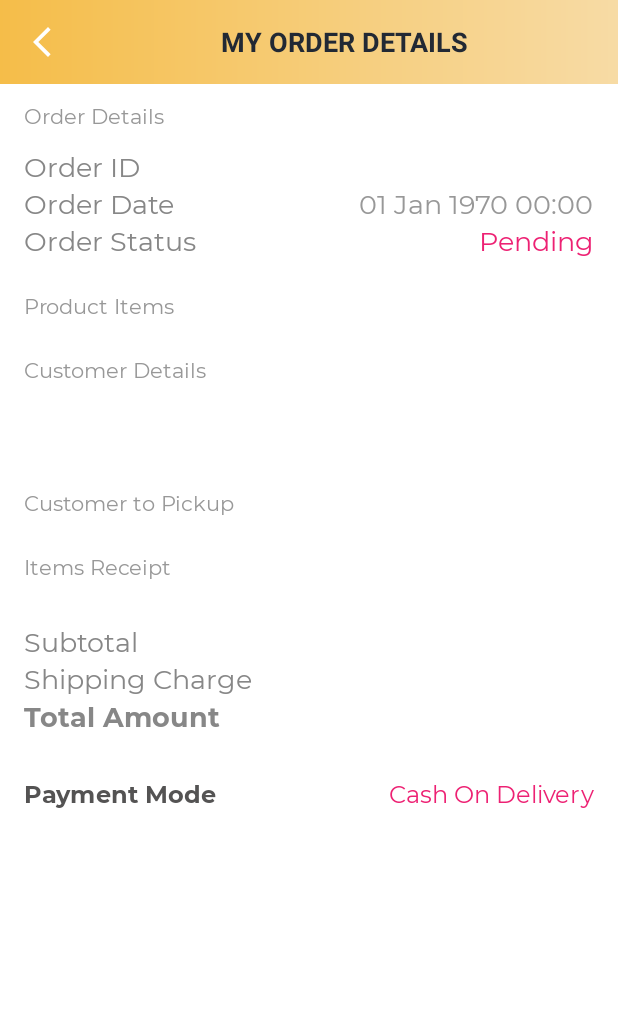
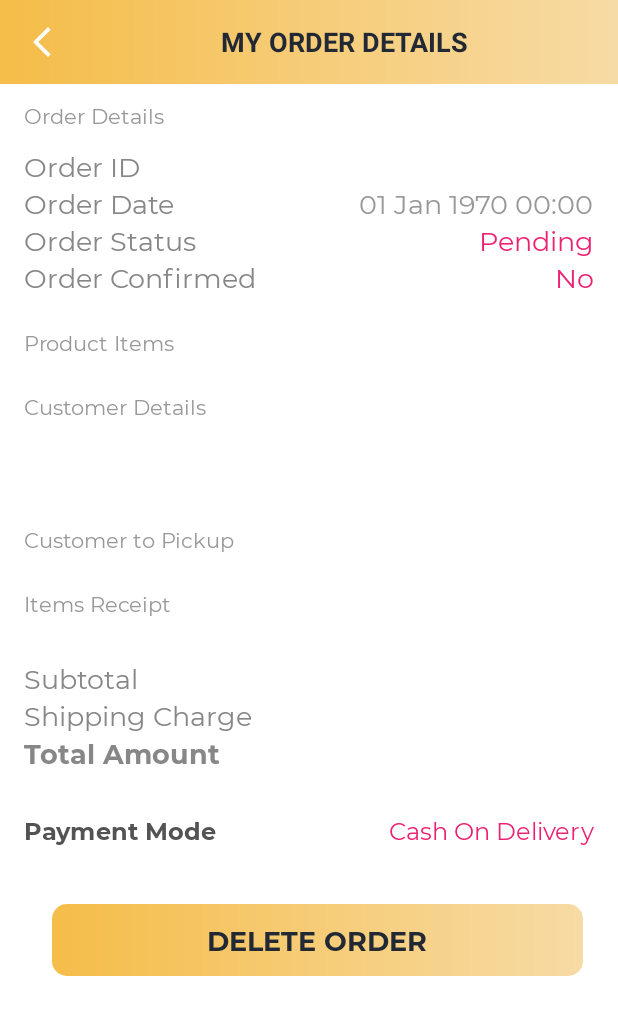
Before and after one commit to makaota/Mamma_Ms_Kitchen_Manager, an Android app: the MyOrderDetailsActivity screen opened directly, with no data from a screen before it, on a phone screen of 412 x 824 dp. Shown: the top 1015 px of the screen. Run offline under Robolectric (Android 15) with nearby library versions, the phone set to English and light mode, and no system bars; our stand-ins replace Firebase (no records; nobody signed in at launch, a user with empty details on screens opened directly); libraries missing offline, so code that uses them is left out: com.shashank.sony; 1 statement that could not run was skipped.

Commit message:
Order Details Modified

```diff
--- a/app/src/main/java/com/makaota/mammamskitchenmanager/models/Order.kt
+++ b/app/src/main/java/com/makaota/mammamskitchenmanager/models/Order.kt
@@ -15,6 +15,8 @@ data class Order(
     val items: ArrayList<CartItem> = ArrayList(),
     val address: Address = Address(),
     val title: String = "",
+    val user_manager_id: String = "",
+    val order_confirmation: String = "",
     val orderStatus: String = "",
     val orderNumber: String = "",
     val userName: String = "",
--- a/app/src/main/java/com/makaota/mammamskitchenmanager/ui/fragments/ManageOrdersFragment.kt
+++ b/app/src/main/java/com/makaota/mammamskitchenmanager/ui/fragments/ManageOrdersFragment.kt
@@ -8,9 +8,6 @@ import android.view.MenuInflater
 import android.view.MenuItem
 import android.view.View
 import android.view.ViewGroup
-import android.widget.TextView
-import androidx.fragment.app.Fragment
-import androidx.lifecycle.ViewModelProvider
 import androidx.recyclerview.widget.LinearLayoutManager
 import androidx.swiperefreshlayout.widget.SwipeRefreshLayout
 import com.makaota.mammamskitchenmanager.R
@@ -118,6 +115,7 @@ class ManageOrdersFragment : BaseFragment() {
 
             val myOrdersAdapter = MyOrdersListAdapter(requireActivity(), ordersList)
             _binding!!.rvMyOrderItems.adapter = myOrdersAdapter
+
         } else {
             _binding!!.rvMyOrderItems.visibility = View.GONE
             _binding!!.tvNoOrdersFound.visibility = View.VISIBLE
@@ -137,5 +135,5 @@ class ManageOrdersFragment : BaseFragment() {
 
         FirestoreClass().getMyOrdersList(this@ManageOrdersFragment)
     }
-    // END
+
 }
--- a/app/src/main/java/com/makaota/mammamskitchenmanager/utils/Constants.kt
+++ b/app/src/main/java/com/makaota/mammamskitchenmanager/utils/Constants.kt
@@ -7,6 +7,7 @@ import android.provider.MediaStore
 import android.webkit.MimeTypeMap
 
 object Constants {
+    const val USER_MANAGER_ID = "user_manager_id"
     const val BASE_URL = "https://fcm.googleapis.com"
     const val SERVER_KEY = "AAAA6WuBVzg:APA91bG42BqsBYwZ9UHeROrVNaWFE6A1Bl2b8eMDFpWsE3MI4MaLY1PLbGd7R9YIj6ysR4FoIwMmO8fSXALcKAB78RU4eRVBGGz4zjcr6c8Xm9IVE0wZ0O21KgFE_yk_XALjg5JfQ6db"
     const val CONTENT_TYPE = "application/json"
--- a/app/src/main/res/drawable/ic_baseline_add_circle_24.xml
+++ b/app/src/main/res/drawable/ic_baseline_add_circle_24.xml
@@ -1,4 +1,4 @@
-<vector android:height="24dp" android:tint="#FFFFFF"
+<vector android:height="24dp" android:tint="#000000"
     android:viewportHeight="24" android:viewportWidth="24"
     android:width="24dp" xmlns:android="http://schemas.android.com/apk/res/android">
     <path android:fillColor="@android:color/white" android:pathData="M12,2C6.48,2 2,6.48 2,12s4.48,10 10,10 10,-4.48 10,-10S17.52,2 12,2zM17,13h-4v4h-2v-4L7,13v-2h4L11,7h2v4h4v2z"/>
--- a/app/src/main/res/layout/activity_my_order_details.xml
+++ b/app/src/main/res/layout/activity_my_order_details.xml
@@ -157,6 +157,32 @@
                         android:layout_width="wrap_content"
                         android:layout_height="wrap_content"
                         android:text="123"
+                        android:textAlignment="center"
+                        android:textColor="@color/colorAccent"
+                        android:textSize="@dimen/my_order_details_label_value_textSize" />
+
+                </LinearLayout>
+
+                <LinearLayout
+                    android:layout_width="match_parent"
+                    android:layout_height="wrap_content"
+                    android:id="@+id/ll_order_confirmation"
+                    tools:visibility="visible"
+                    android:orientation="horizontal">
+
+                    <com.makaota.mammamskitchenmanager.utils.RAMTextView
+                        android:layout_width="0dp"
+                        android:layout_height="wrap_content"
+                        android:layout_weight="1"
+                        android:text="@string/order_details_lbl_order_confirmation"
+                        android:textColor="@color/colorDarkGrey"
+                        android:textSize="@dimen/my_order_details_label_value_textSize" />
+
+                    <com.makaota.mammamskitchenmanager.utils.RAMTextView
+                        android:id="@+id/tv_order_confirmation_text"
+                        android:layout_width="wrap_content"
+                        android:layout_height="wrap_content"
+                        android:text="No"
                         android:textAlignment="center"
                         android:textColor="@color/colorAccent"
                         android:textSize="@dimen/my_order_details_label_value_textSize" />
@@ -423,8 +449,9 @@
 
             <LinearLayout
                 android:layout_width="match_parent"
-                android:layout_height="match_parent"
+                android:layout_height="wrap_content"
                 android:background="@color/white"
+                android:layout_margin="16dp"
                 android:orientation="vertical">
 
                 <com.makaota.mammamskitchenmanager.utils.RAMButton
@@ -528,7 +555,23 @@
                     android:textColor="@color/colorPrimaryText"
                     android:textSize="@dimen/btn_textSize" />
 
-
+                <com.makaota.mammamskitchenmanager.utils.RAMButton
+                    android:id="@+id/btn_delete_order"
+                    android:layout_width="match_parent"
+                    android:layout_height="wrap_content"
+                    android:layout_gravity="center"
+                    android:layout_marginStart="16dp"
+                    android:layout_marginTop="10dp"
+                    android:layout_marginEnd="10dp"
+                    android:background="@drawable/button_background"
+                    android:foreground="?attr/selectableItemBackground"
+                    android:gravity="center"
+                    tools:visibility="visible"
+                    android:paddingTop="@dimen/btn_padding"
+                    android:paddingBottom="@dimen/btn_padding"
+                    android:text="@string/btn_lbl_order_deleted"
+                    android:textColor="@color/colorPrimaryText"
+                    android:textSize="@dimen/btn_textSize" />
 
             </LinearLayout>
 
--- a/app/src/main/res/values/strings.xml
+++ b/app/src/main/res/values/strings.xml
@@ -165,6 +165,7 @@
     <string name="btn_lbl_send_order_number">SEND ORDER NUMBER</string>
     <string name="btn_lbl_ready_for_collection">SEND READY FOR COLLECTION</string>
     <string name="btn_lbl_order_delivered">SEND ORDER DELIVERED</string>
+    <string name="btn_lbl_order_deleted">DELETE ORDER</string>
 
     <string name="no_orders_placed_yet">No orders placed yet!</string>
 
@@ -175,6 +176,7 @@
     <string name="order_details_lbl_order_date">Order Date</string>
     <string name="order_details_lbl_order_status">Order Status</string>
     <string name="order_details_lbl_order_number">Order Number</string>
+    <string name="order_details_lbl_order_confirmation">Order Confirmed</string>
     <string name="order_status_pending">Pending</string>
     <string name="order_details_lbl_shipping_address">Shipping Address</string>
 
```
Also changed, not shown: app/src/main/java/com/makaota/mammamskitchenmanager/firestore/FirestoreClass.kt (+30 -1 lines), app/src/main/java/com/makaota/mammamskitchenmanager/ui/activities/MyOrderDetailsActivity.kt (+76 -1 lines), app/src/main/res/drawable/ic_vector_settings.xml (+2 -2 lines), app/src/main/res/drawable/ic_vector_white_delete.xml (added, +13 -0 lines).
